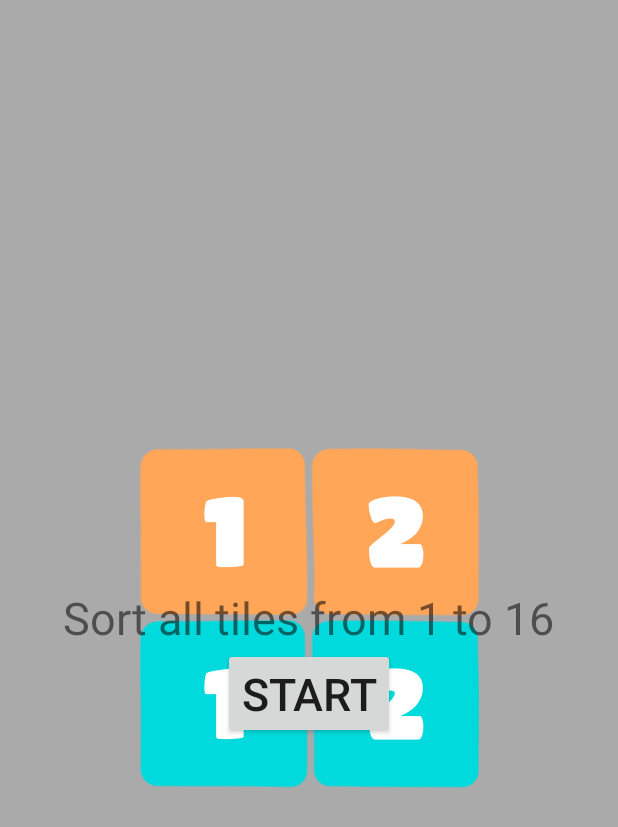
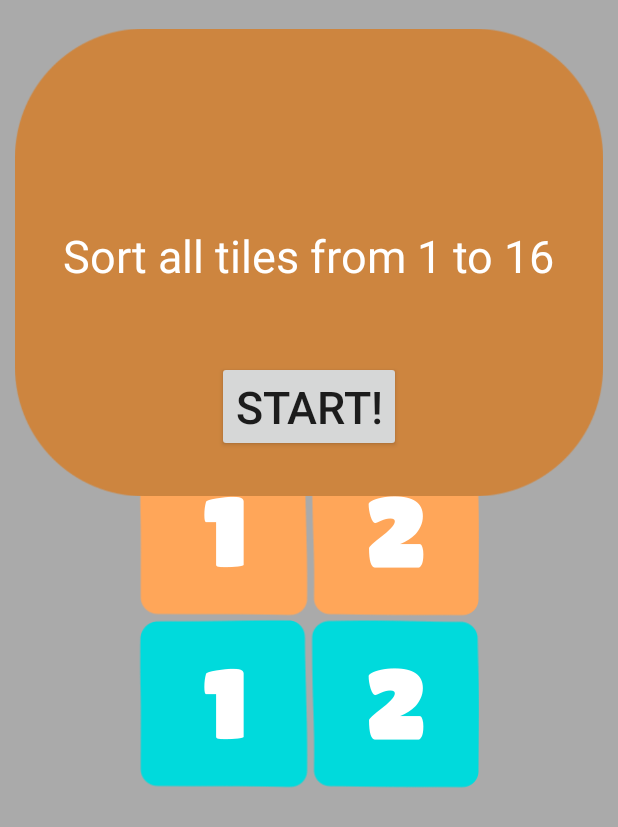
Before and after one commit to usakhelo/16s_Clone, an Android app: the layout fragment_welcome.xml on its own in the app's theme, with its tools: preview values and no code run, on a phone screen of 412 x 824 dp. Shown: the top 827 px of the screen. Run offline under Robolectric (Android 15) with nearby library versions, the phone set to English and light mode, and no system bars.

Commit message:
game states added, transitions work, fragments work.

```diff
--- a/app/src/main/res/layout/fragment_welcome.xml
+++ b/app/src/main/res/layout/fragment_welcome.xml
@@ -1,26 +1,36 @@
-<RelativeLayout xmlns:android="http://schemas.android.com/apk/res/android"
-             xmlns:tools="http://schemas.android.com/tools"
-             android:layout_width="match_parent"
-             android:layout_height="match_parent"
-             tools:context="com.sergepogosyan.shishnashki.WelcomeFragment">
+<RelativeLayout
+    xmlns:android="http://schemas.android.com/apk/res/android"
+    xmlns:tools="http://schemas.android.com/tools"
+    android:layout_width="wrap_content"
+    android:layout_height="wrap_content"
+    tools:context="com.sergepogosyan.shishnashki.WelcomeFragment">
 
+    <ImageView
+        android:layout_width="wrap_content"
+        android:layout_height="350dp"
+        android:padding="10dp"
+        android:src="@drawable/dialog_rect01"
+        android:scaleType="fitCenter"
+        android:id="@+id/image"
+        />
     <TextView
         android:layout_width="wrap_content"
         android:layout_height="wrap_content"
-        android:layout_centerInParent="true"
+        android:id="@+id/text1"
+        android:textSize="30sp"
+        android:paddingTop="150dp"
+        android:paddingBottom="50dp"
+        android:textColor="@android:color/white"
         android:layout_centerHorizontal="true"
-        android:layout_centerVertical="true"
-        android:id="@+id/text"
-        android:textSize="30sp"
         android:text="@string/hello_blank_fragment"/>
+
     <Button
         android:layout_width="wrap_content"
         android:layout_height="wrap_content"
-        android:layout_centerInParent="true"
+        android:id="@+id/start_button"
+        android:layout_below="@id/text1"
         android:layout_centerHorizontal="true"
-        android:layout_below="@id/text"
-        android:id="@+id/start_button"
         android:textSize="30sp"
-        android:text="Start"/>
+        android:text="Start!"/>
 
 </RelativeLayout>
```
Also changed, not shown: app/src/main/java/com/sergepogosyan/shishnashki/GameActivity.java (+78 -30 lines), app/src/main/java/com/sergepogosyan/shishnashki/GameFragment.java (+9 -27 lines), app/src/main/java/com/sergepogosyan/shishnashki/WelcomeFragment.java (+28 -27 lines), app/src/main/res/drawable/dialog_rect01.png (added).
